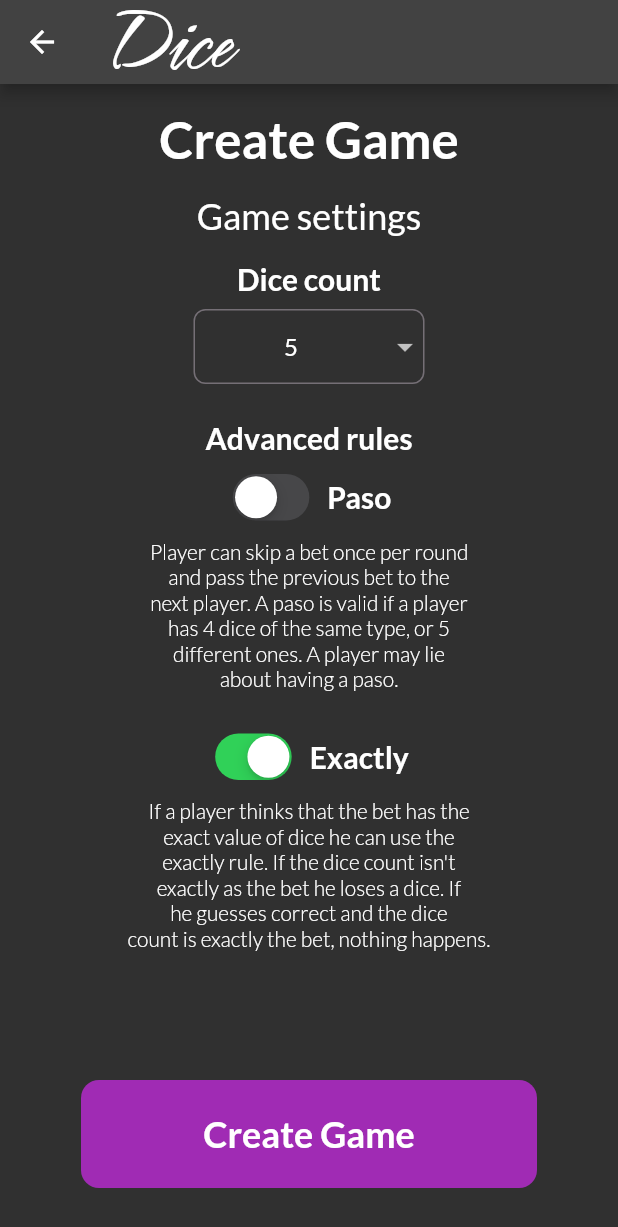
After one commit to korenminchev/dice-fe, a Flutter app: the CreateGamePage screen opened by its route, on a phone screen of 412 x 824 dp. The commit adds this screen. Shown: the top 1227 px of the screen. Run offline on Flutter 3.47's test engine with Material 2 defaults, Android fonts, the light colour scheme and no system bars; our stand-ins replace bloc, dartz, equatable, flutter_bloc, get_it; missing offline and left inert: dart:html; accounts and stored records are empty; generated files the repository leaves out were written again.

Commit message:
Created create game screen.

```diff
--- /dev/null
+++ b/lib/features/create_game/create_game_page.dart
@@ -0,0 +1,188 @@
+import 'package:dice_fe/core/data/dice_backend.dart';
+import 'package:dice_fe/core/widgets/app_bar_title.dart';
+import 'package:dice_fe/core/widgets/app_ui.dart';
+import 'package:dice_fe/core/widgets/primary_button.dart';
+import 'package:dice_fe/features/home/injection_container.dart';
+import 'package:flutter/material.dart';
+import 'package:flutter/cupertino.dart' as cupertino;
+
+class CreateGamePage extends StatefulWidget {
+  const CreateGamePage({ Key? key }) : super(key: key);
+
+  static const String route = "/create_game";
+
+  @override
+  State<CreateGamePage> createState() => _CreateGamePageState();
+}
+
+class _CreateGamePageState extends State<CreateGamePage> {
+  DiceBackend backend = serviceLocator<DiceBackend>();
+  int diceCount = 5;
+  bool paso = false;
+  bool exact = true;
+  bool loading = false;
+
+  @override
+  Widget build(BuildContext context) {
+    return Scaffold(
+      appBar: AppBar(
+        title: const DiceAppBarTitle(),
+      ),
+      body: Center(
+        child: Column(
+          children: [
+            const SizedBox(height: 16),
+            const Text(
+              "Create Game",
+              style: TextStyle(
+                fontSize: 34,
+                fontWeight: FontWeight.w700
+              ),
+            ),
+            const SizedBox(height: 16),
+            const Text(
+              "Game settings",
+              style: TextStyle(
+                fontSize: 24
+              ),
+            ),
+            const SizedBox(height: 16),
+            const Text(
+              "Dice count",
+              style: TextStyle(
+                fontSize: 20,
+                fontWeight: FontWeight.w700
+              ),
+            ),
+            const SizedBox(height: 8),
+            Container(
+              decoration: BoxDecoration(
+                border: Border.all(color: AppUI.lightGrayColor),
+                borderRadius: BorderRadius.circular(8),
+              ),
+              child: DropdownButtonHideUnderline(
+                child: DropdownButton(
+                  value: diceCount,
+                  items: List.generate(
+                    8,
+                    (index) => DropdownMenuItem(
+                      value: index + 3,
+                      child: SizedBox(
+                        width: 128,
+                        child: Center(child: Text("${index + 3}"))
+                      ),
+                    )
+                  ),
+                  onChanged: (newCount) {
+                    setState(() {
+                      diceCount = newCount as int;
+                    });
+                  },
+                ),
+              ),
+            ),
+            const SizedBox(
+              height: 24,
+            ),
+            const Text(
+              "Advanced rules",
+              style: TextStyle(
+                fontSize: 20,
+                fontWeight: FontWeight.w700
+              )
+            ),
+            const SizedBox(height: 8),
+            Row(
+              mainAxisAlignment: MainAxisAlignment.center,
+              children: [
+                cupertino.CupertinoSwitch(
+                  value: paso,
+                  onChanged: (newValue) => setState(() {
+                    paso = newValue;
+                  })
+                ),
+                const SizedBox(width: 8),
+                const Text(
+                  "Paso",
+                  style: TextStyle(
+                    fontSize: 20,
+                    fontWeight: FontWeight.w700
+                  ),
+                )
+              ],
+            ),
+            const SizedBox(height: 8),
+            const Text(
+              "Player can skip a bet once per round\n"
+              "and pass the previous bet to the\n"
+              "next player. A paso is valid if a player\n"
+              "has 4 dice of the same type, or 5\n"
+              "different ones. A player may lie\n"
+              "about having a paso.",
+              textAlign: TextAlign.center,
+              style: TextStyle(
+                fontSize: 14,
+                fontWeight: FontWeight.w300
+              ),
+            ),
+            const SizedBox(height: 24),
+            Row(
+              mainAxisAlignment: MainAxisAlignment.center,
+              children: [
+                cupertino.CupertinoSwitch(
+                  value: exact,
+                  onChanged: (newValue) => setState(() {
+                    exact = newValue;
+                  })
+                ),
+                const SizedBox(width: 8),
+                const Text(
+                  "Exactly",
+                  style: TextStyle(
+                    fontSize: 20,
+                    fontWeight: FontWeight.w700
+                  ),
+                )
+              ],
+            ),
+            const SizedBox(height: 8),
+            const Text(
+              "If a player thinks that the bet has the\n"
+              "exact value of dice he can use the\n"
+              "exactly rule. If the dice count isn't\n"
+              "exactly as the bet he loses a dice. If\n"
+              "he guesses correct and the dice\n"
+              "count is exactly the bet, nothing happens.",
+              textAlign: TextAlign.center,
+              style: TextStyle(
+                fontSize: 14,
+                fontWeight: FontWeight.w300
+              ),
+            ),
+            const Expanded(child: SizedBox()),
+            if (loading)
+              const CircularProgressIndicator.adaptive(),
+            if (!loading)
+              PrimaryButton(
+                text: "Create Game",
+                onTap: () async {
+                  setState(() {
+                    loading = true;
+                  });
+                  final result = await backend.createGame();
+                  result.fold(
+                    (failure) => null,
+                    (roomCode) => Navigator.pushReplacementNamed(
+                      context,
+                      "/game/$roomCode"
+                    )
+                  );
+                }
+              ),
+            const SizedBox(height: 32)
+          ],
+        ),
+      ),
+    );
+  }
+}
--- a/lib/features/home/pages/home_page.dart
+++ b/lib/features/home/pages/home_page.dart
@@ -1,5 +1,6 @@
 import 'package:dice_fe/core/widgets/drawer/dice_drawer.dart';
 import 'package:dice_fe/core/widgets/primary_button.dart';
+import 'package:dice_fe/features/create_game/create_game_page.dart';
 import 'package:dice_fe/features/create_user/app/pages/create_user_page.dart';
 import 'package:dice_fe/features/home/domain/home_repository.dart';
 import 'package:dice_fe/features/join/app/pages/join_page.dart';
@@ -40,7 +41,11 @@ class HomePage extends StatelessWidget {
           }
         } else if (state is NavigateCreateGame) {
           if (state.isUserLoggedIn) {
-            BlocProvider.of<HomeBloc>(context).add(CreateGame());
+            Navigator.pushNamed(
+              context,
+              CreateGamePage.route
+            );
+            // BlocProvider.of<HomeBloc>(context).add(CreateGame());
           }
           else {
             Navigator.pushNamed(context, CreateUserPage.routeName,
--- a/lib/main.dart
+++ b/lib/main.dart
@@ -1,3 +1,4 @@
+import 'package:dice_fe/features/create_game/create_game_page.dart';
 import 'package:dice_fe/features/create_user/app/pages/create_user_page.dart';
 import 'package:dice_fe/features/game/app/pages/game_page.dart';
 import 'package:dice_fe/features/home/pages/home_page.dart';
@@ -40,6 +41,8 @@ class DiceApp extends StatelessWidget {
               return const JoinPage();
             } else if (settings.name == CreateUserPage.routeName) {
               return const CreateUserPage();
+            } else if (settings.name == CreateGamePage.route) {
+              return const CreateGamePage();
             } else if (settings.name!.startsWith(GamePage.routeName)) {
               final roomCode = settings.name!.split('/').last;
               if (!RegExp(r'^[0-9]+$').hasMatch(roomCode)) {
```
